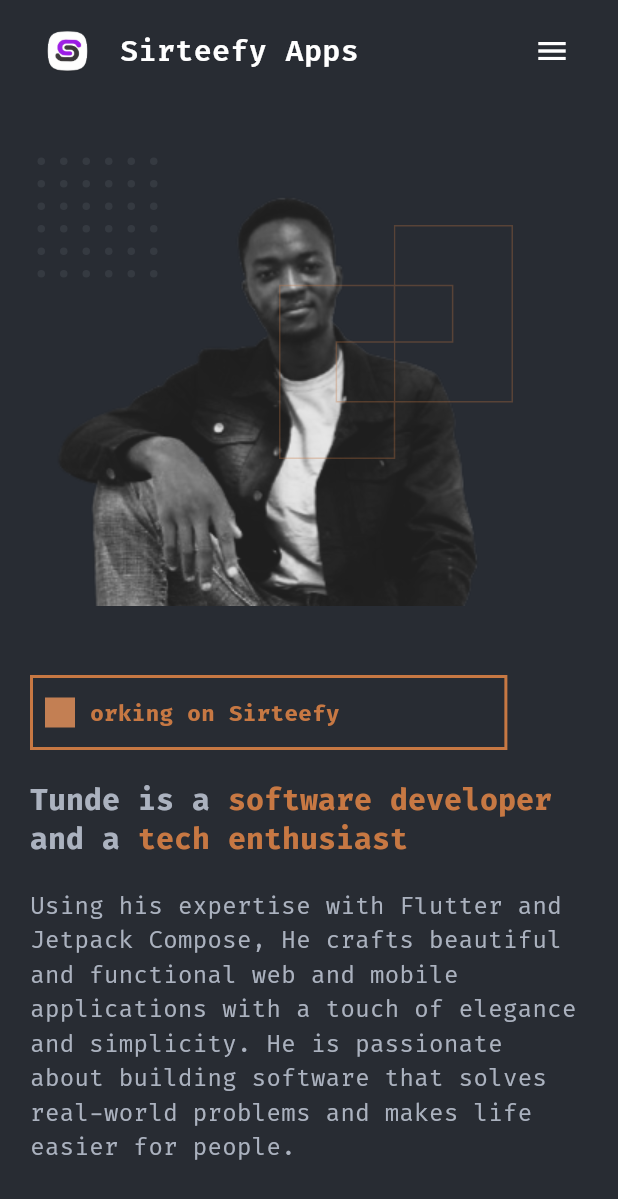
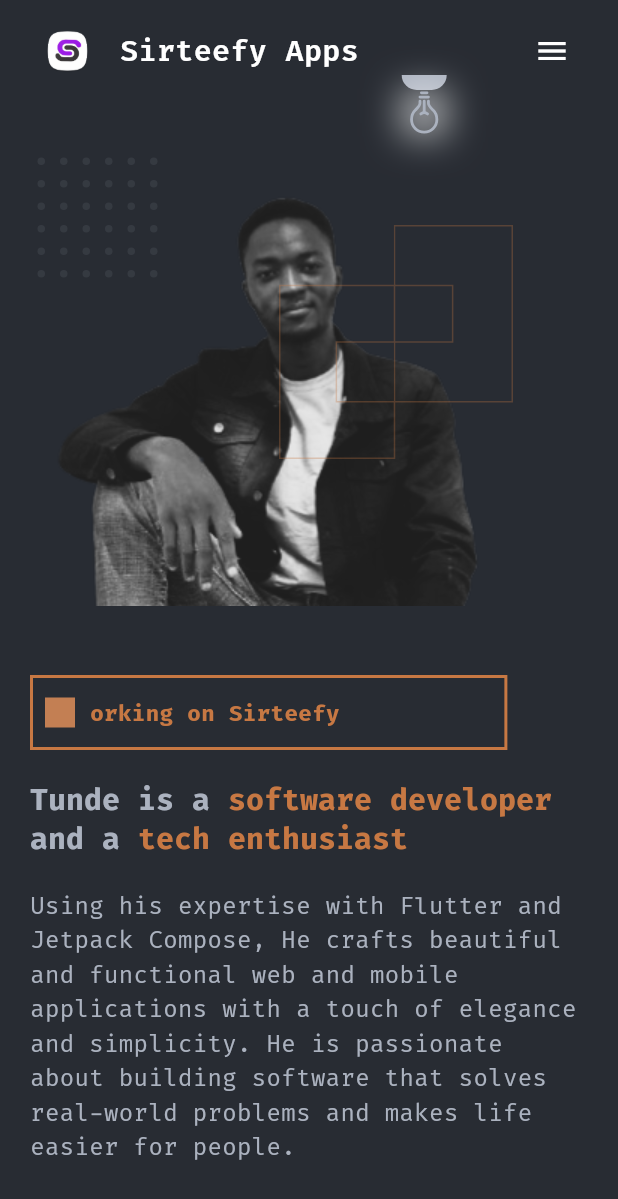
Before and after one commit to Teewhydot/sirteefy, a Flutter app: the screen it shows after launch, on a phone screen of 412 x 824 dp. Shown: the top 1199 px of the screen. Run offline on Flutter 3.47's test engine with Material 3 defaults, Android fonts, the phone set to English and light mode, and no system bars; our stand-ins replace flutter_svg, ionicons, responsive_framework.

Commit message:
Finished the theme mode switcher widget

```diff
--- a/lib/sirteefy/presentation/pages/sirteefy_home.dart
+++ b/lib/sirteefy/presentation/pages/sirteefy_home.dart
@@ -3,6 +3,7 @@ import 'package:sirteefy/sirteefy/presentation/widgets/header_banner.dart';
 import 'package:sirteefy/sirteefy/presentation/widgets/projects.dart';
 import 'package:sirteefy/sirteefy/presentation/widgets/section_header.dart';
 import 'package:sirteefy/sirteefy/presentation/widgets/spacing.dart';
+import 'package:sirteefy/sirteefy/presentation/widgets/thememode_widget.dart';
 import 'package:sirteefy/utils/color_palette/colors.dart';
 import '../widgets/about_me.dart';
 import '../widgets/contact_section.dart';
@@ -21,6 +22,7 @@ class SirteefyHome extends StatefulWidget {
 class _SirteefyHomeState extends State<SirteefyHome> {
   @override
   Widget build(BuildContext context) {
+    final size = MediaQuery.of(context).size;
     return Scaffold(
       backgroundColor: primaryColor,
       body: SafeArea(
@@ -78,6 +80,7 @@ class _SirteefyHomeState extends State<SirteefyHome> {
               ),
             ),
             const Positioned(top: 0,left: 0,right: 0, child: Header(isHome: true,)),
+            Positioned(top: 50,left: size.width*0.65, child: ThemeModeWidget(),)
           ],
         ),
       ),
--- /dev/null
+++ b/lib/sirteefy/presentation/widgets/thememode_widget.dart
@@ -0,0 +1,107 @@
+import 'dart:async';
+import 'package:flutter/material.dart';
+import 'package:ionicons/ionicons.dart';
+import 'package:sirteefy/utils/color_palette/colors.dart';
+import 'dart:math' as math;
+
+class ThemeModeWidget extends StatefulWidget {
+  const ThemeModeWidget({super.key});
+
+  @override
+  _ThemeModeWidgetState createState() => _ThemeModeWidgetState();
+}
+
+class _ThemeModeWidgetState extends State<ThemeModeWidget> with SingleTickerProviderStateMixin {
+  late AnimationController _controller;
+  late Animation<double> _heightAnimation;
+
+  @override
+  void initState() {
+    super.initState();
+    _controller = AnimationController(
+      duration: const Duration(milliseconds: 200),
+      vsync: this,
+    );
+    _heightAnimation = Tween<double>(begin: 10, end: 70).animate(_controller);
+    _controller.addStatusListener((status) {
+      if (status == AnimationStatus.completed) {
+        Timer(const Duration(seconds: 5), () {
+          _controller.reverse();
+        });
+      }
+    });
+  }
+
+  void _handleTap() {
+    if (_controller.isCompleted) {
+      _controller.reverse();
+    } else {
+      _controller.forward();
+    }
+  }
+
+  @override
+  void dispose() {
+    _controller.dispose();
+    super.dispose();
+  }
+
+  @override
+  Widget build(BuildContext context) {
+    return GestureDetector(
+      onTap: _handleTap,
+      child: Stack(
+        clipBehavior: Clip.none,
+        children: [
+          Container(
+            width: 30,
+            height: 10,
+            decoration: const BoxDecoration(
+              color: textColorGray,
+              borderRadius: BorderRadius.only(bottomLeft: Radius.circular(20), bottomRight: Radius.circular(20)),
+            ),
+          ),
+          Positioned(
+            left: 13.5,
+            child: AnimatedBuilder(
+              animation: _heightAnimation,
+              builder: (context, child) {
+                return Container(
+                  width: 3,
+                  height: _heightAnimation.value,
+                  decoration: const BoxDecoration(
+                    color: textColorGray,
+                  ),
+                );
+              },
+            ),
+          ),
+          AnimatedBuilder(
+            animation: _heightAnimation,
+            builder: (context, child) {
+              return Positioned(
+                top: _heightAnimation.value,
+                child: Container(
+                  decoration: BoxDecoration(
+                    boxShadow: [
+                      BoxShadow(
+                        color: Colors.white.withOpacity(0.6),
+                        spreadRadius: 1,
+                        blurRadius: 20,
+                        offset: const Offset(0, 0),
+                      ),
+                    ],
+                  ),
+                  child: Transform.rotate(
+                    angle: -math.pi / 1,
+                    child: const Icon(Ionicons.bulb_outline, color: textColorGray, size: 30),
+                  ),
+                ),
+              );
+            },
+          ),
+        ],
+      ),
+    );
+  }
+}
```
Also changed, not shown: assets/svgs/dark_mode.svg (deleted), assets/svgs/light_mode.svg (deleted), lib/generated/assets.dart.
